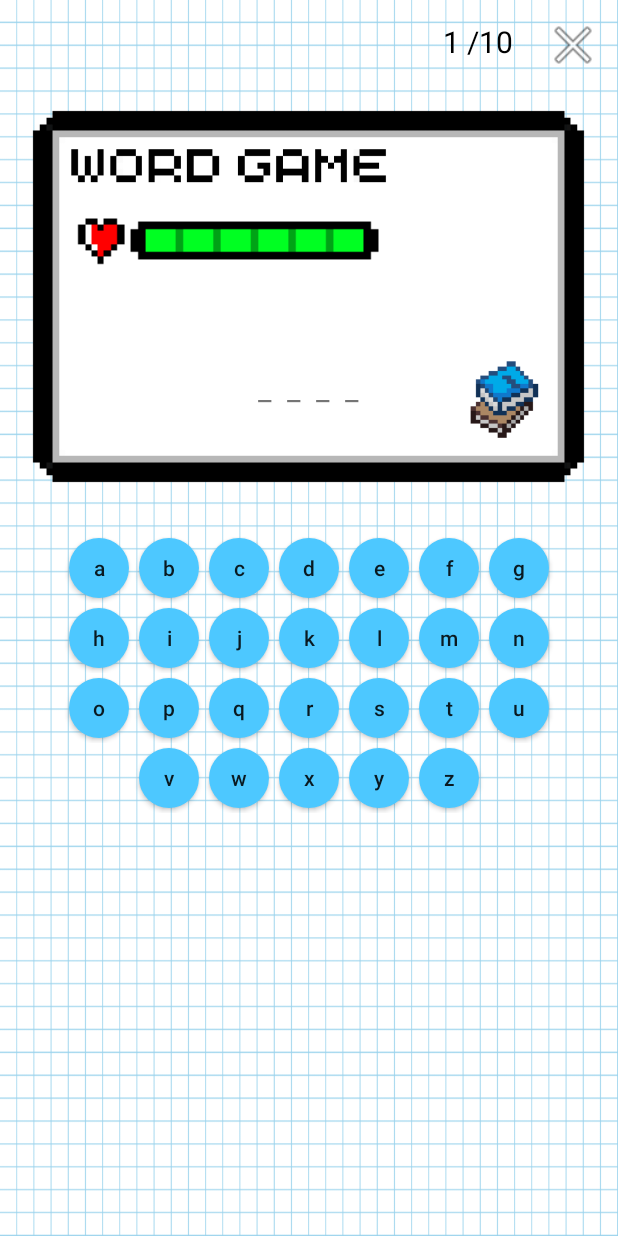
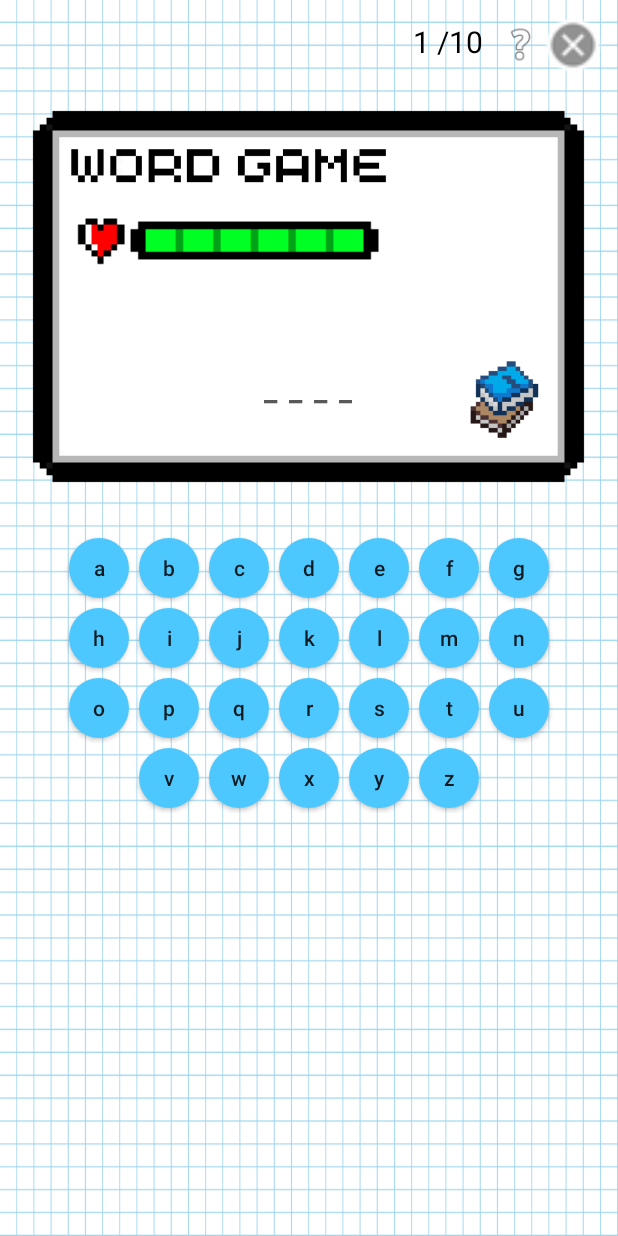
Before and after one commit to ChocoPic/WordgamePuzzle, an Android app: the screen it shows after launch (MainActivity), on a phone screen of 412 x 824 dp. Run offline under Robolectric (Android 15) with nearby library versions, the light colour scheme and no system bars.

Commit message:
add help toast scrollbar

```diff
--- a/app/src/main/java/com/meung/hangmangame/MainActivity.java
+++ b/app/src/main/java/com/meung/hangmangame/MainActivity.java
@@ -10,6 +10,7 @@ import android.widget.Button;
 import android.widget.ImageView;
 import android.widget.LinearLayout;
 import android.widget.TextView;
+import android.widget.Toast;
 
 import androidx.annotation.Nullable;
 import androidx.appcompat.app.AppCompatActivity;
@@ -34,6 +35,7 @@ public class MainActivity extends AppCompatActivity {
     final static private int WORDS = 500;
 
     ImageView img;
+    Button btn_help;
     Button btn_exit;
     Button [] btnArr = new Button[BUTTON];
     TextView word;
@@ -70,8 +72,18 @@ public class MainActivity extends AppCompatActivity {
         img = findViewById(R.id.imageView);
         num = findViewById(R.id.TextView_score);
         btn_exit = findViewById(R.id.button_exit);
+        btn_help = findViewById(R.id.help_button);
 
         initAll();
+        //도움말 버튼
+        btn_help.setOnClickListener(new View.OnClickListener() {
+            @Override
+            public void onClick(View v) {
+                Toast toast = Toast.makeText(getApplicationContext(), "두 번 틀리면 뜻 힌트가 나옵니다\n알파벳을 눌러 빈칸을 채워보세요!", Toast.LENGTH_LONG);
+                toast.setGravity(Gravity.CENTER, 0, 0);
+                toast.show();
+            }
+        });
         //종료 버튼
         btn_exit.setOnClickListener(new View.OnClickListener() {
             @Override
@@ -189,7 +201,6 @@ public class MainActivity extends AppCompatActivity {
         int num = random.nextInt(WORDS);
         answer_word_String = wordVector.get(num);
         answer_meaning = meanVector.get(num);
-        System.out.println(answer_word_String + " "+ answer_meaning + " " + num);
     }
 
     public void OpenPopup(View V){
--- a/app/src/main/res/layout/activity_game.xml
+++ b/app/src/main/res/layout/activity_game.xml
@@ -24,11 +24,20 @@
             android:textSize="20sp" />
 
         <Button
+            android:id="@+id/help_button"
+            android:layout_width="30dp"
+            android:layout_height="30dp"
+            android:layout_marginTop="10dp"
+            android:background="@android:drawable/ic_menu_help" />
+
+        <Button
             android:id="@+id/button_exit"
             android:layout_width="40dp"
             android:layout_height="40dp"
-            android:layout_margin="10dp"
-            android:background="@android:drawable/ic_menu_close_clear_cancel"
+            android:layout_marginTop="10dp"
+            android:layout_marginRight="10dp"
+            android:layout_marginBottom="10dp"
+            android:background="@android:drawable/presence_offline"
             android:textAllCaps="false" />
 
     </LinearLayout>
@@ -47,8 +56,8 @@
 
         <ImageView
             android:id="@+id/imageView"
-            android:layout_width="209dp"
-            android:layout_height="35dp"
+            android:layout_width="wrap_content"
+            android:layout_height="wrap_content"
             android:layout_gravity="left"
             android:layout_marginTop="30dp"
             android:background="@drawable/full" />
@@ -72,11 +81,13 @@
             android:layout_marginTop="20dp"
             android:layout_marginRight="30dp"
             android:layout_marginBottom="10dp"
-            android:background="#80FFFFFF"
+            android:background="#B5FFFFFF"
             android:gravity="center"
-            android:letterSpacing="0.5"
-            android:text="TextView"
-            android:textSize="20dp" />
+            android:letterSpacing="0.4"
+            android:text="T__t _iew"
+            android:textColor="#595959"
+            android:textSize="20dp"
+            android:textStyle="bold" />
     </LinearLayout>
 
     <TableLayout
```
Also changed, not shown: app/src/main/res/layout/activity_sub.xml (+5 -2 lines), app/src/main/res/raw/toeic_word.txt (+37 -37 lines), 1 other file.
